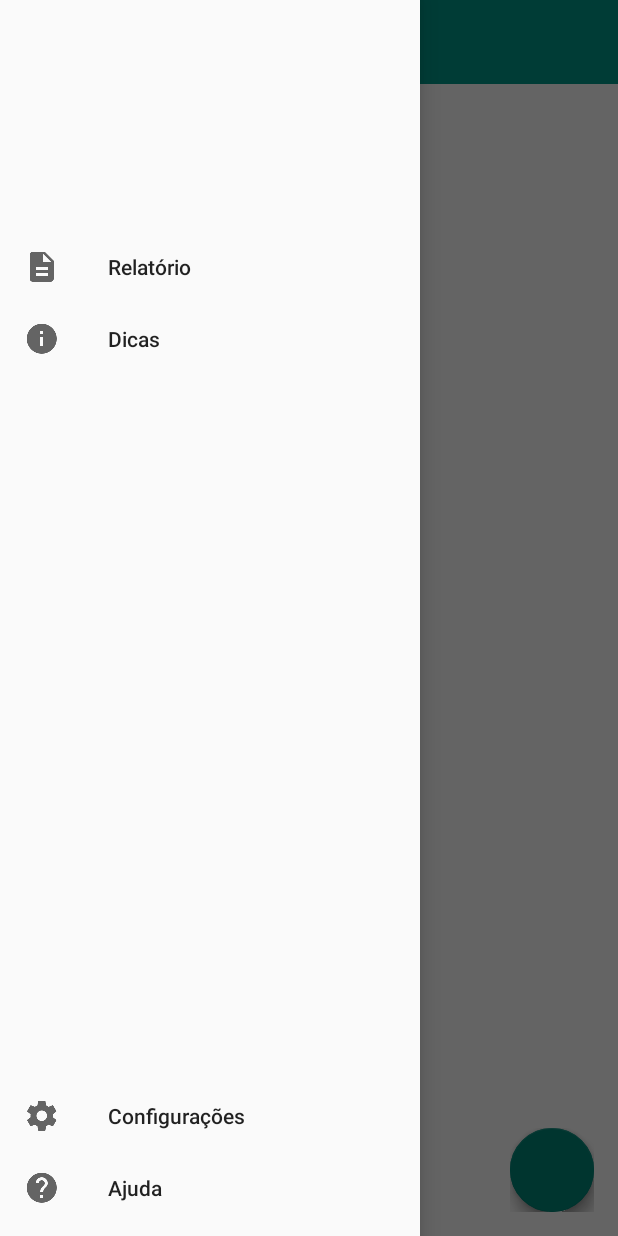
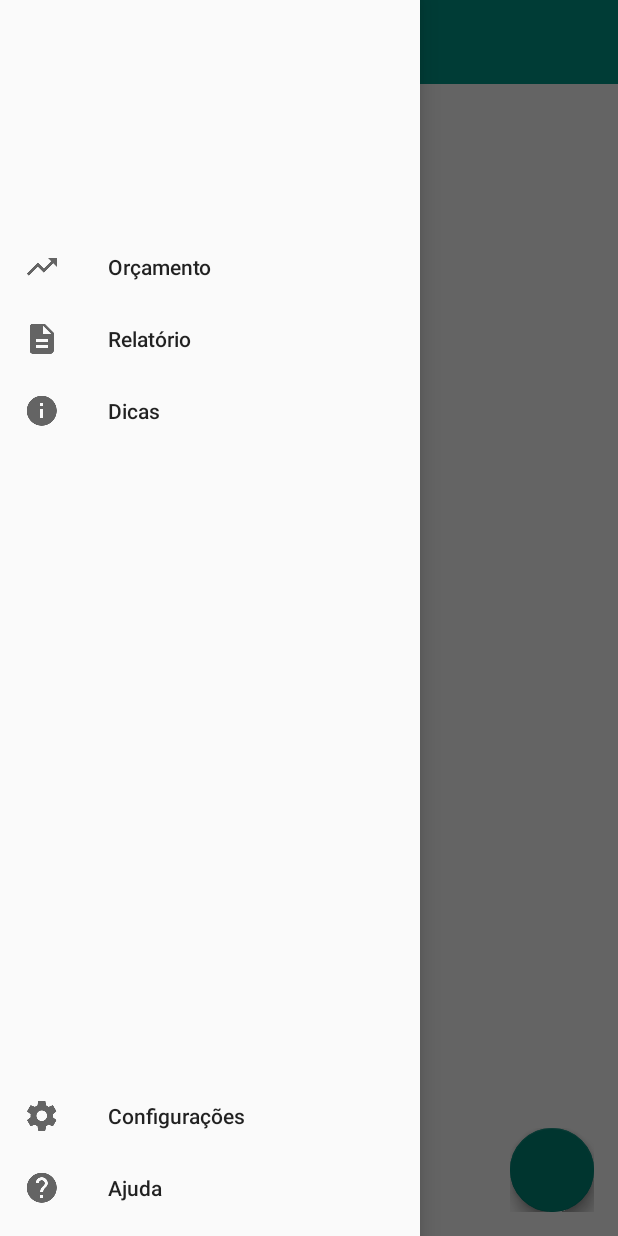
Before and after one commit to ailton07/MyWallet, an Android app: the ResultActivity screen opened directly, with no data from a screen before it, with the side drawer open, on a phone screen of 412 x 824 dp. Run offline under Robolectric (Android 15) with nearby library versions, the phone set to English and light mode, and no system bars; our stand-ins replace CircleImageView; libraries missing offline, so code that uses them is left out: com.getbase.floatingactionbutton; plain views replace FloatingActionButton, FloatingActionsMenu; 17 statements that could not run were skipped.

Commit message:
Menu Orçamento restaurado

```diff
--- a/app/src/main/java/br/edu/ufam/ceteli/mywallet/Activities/ResultActivity.java
+++ b/app/src/main/java/br/edu/ufam/ceteli/mywallet/Activities/ResultActivity.java
@@ -231,6 +231,11 @@ public class ResultActivity extends AppCompatActivity implements NavigationView.
             @Override
             public void run() {
                 switch (menuItem.getItemId()) {
+                    case R.id.drawer_item_budget:
+                        /*
+                         * Inserir intent aqui
+                         */
+                        break;
                     case R.id.drawer_item_report:
                         Intent it0 = new Intent(ResultActivity.this, ReportsActivity.class);
                         startActivity(it0);
--- a/app/src/main/res/layout/activity_settings.xml
+++ b/app/src/main/res/layout/activity_settings.xml
@@ -10,6 +10,7 @@
         android:layout_width="match_parent"
         android:layout_height="@dimen/abc_action_bar_default_height_material"
         android:background="#009688"
+        android:navigationIcon="@style/Base.Widget.AppCompat.Toolbar.Button.Navigation"
         android:minHeight="?attr/actionBarSize" />
 
     <FrameLayout
--- a/app/src/main/res/menu/menu_drawer.xml
+++ b/app/src/main/res/menu/menu_drawer.xml
@@ -2,6 +2,10 @@
 <menu xmlns:android="http://schemas.android.com/apk/res/android">
 
     <group android:checkableBehavior="none">
+        <item
+            android:id="@+id/drawer_item_budget"
+            android:title="Orçamento"
+            android:icon="@drawable/ic_trending_up_black_24dp"/>
         <item
             android:id="@+id/drawer_item_report"
             android:title="Relatório"
```
